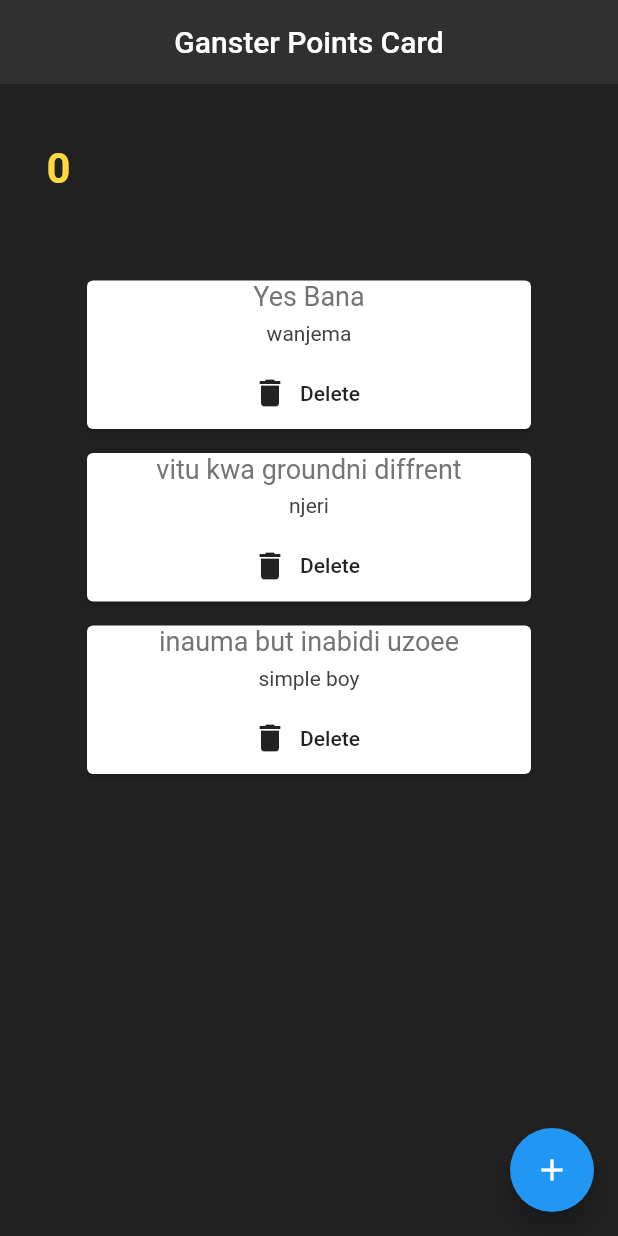
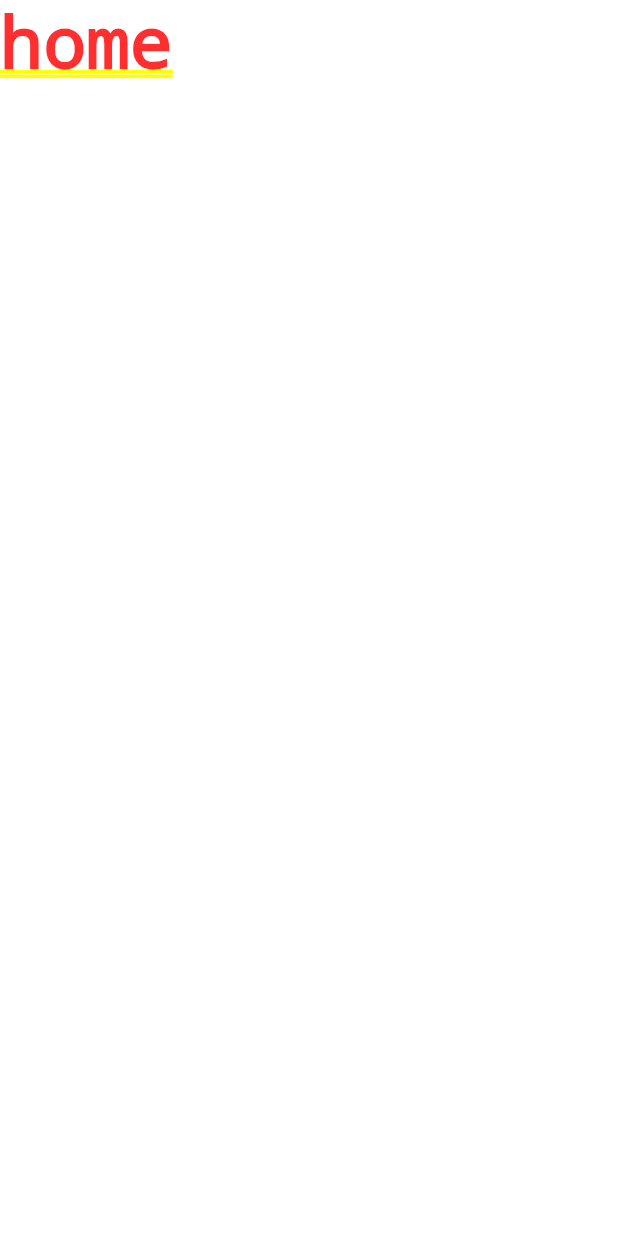
Before and after one commit to johnwanjema/flutter-app, a Flutter app: the screen it shows after launch, on a phone screen of 412 x 824 dp. Run offline on Flutter 3.47's test engine with Material 2 defaults, Android fonts, the phone set to English and light mode, and no system bars.

Commit message:
adde pages

```diff
--- a/lib/main.dart
+++ b/lib/main.dart
@@ -1,8 +1,11 @@
 import 'package:flutter/material.dart';
 import 'package:helloflutter/quote.dart';
 import 'package:helloflutter/quote_card.dart';
+import 'pages/home.dart';
 
-void main() => runApp(MaterialApp(home: Home()));
+void main() => runApp(MaterialApp(
+    home: Home1())
+);
 
 class Home extends StatefulWidget {
   @override
--- /dev/null
+++ b/lib/pages/home.dart
@@ -0,0 +1,13 @@
+import 'package:flutter/material.dart';
+
+class Home1 extends StatefulWidget {
+  @override
+  _Home1State createState() => _Home1State();
+}
+
+class _Home1State extends State<Home1> {
+  @override
+  Widget build(BuildContext context) {
+    return Text('home');
+  }
+}
--- /dev/null
+++ b/lib/pages/laoding.dart
@@ -0,0 +1 @@
+import 'package:flutter/material.dart';
```
